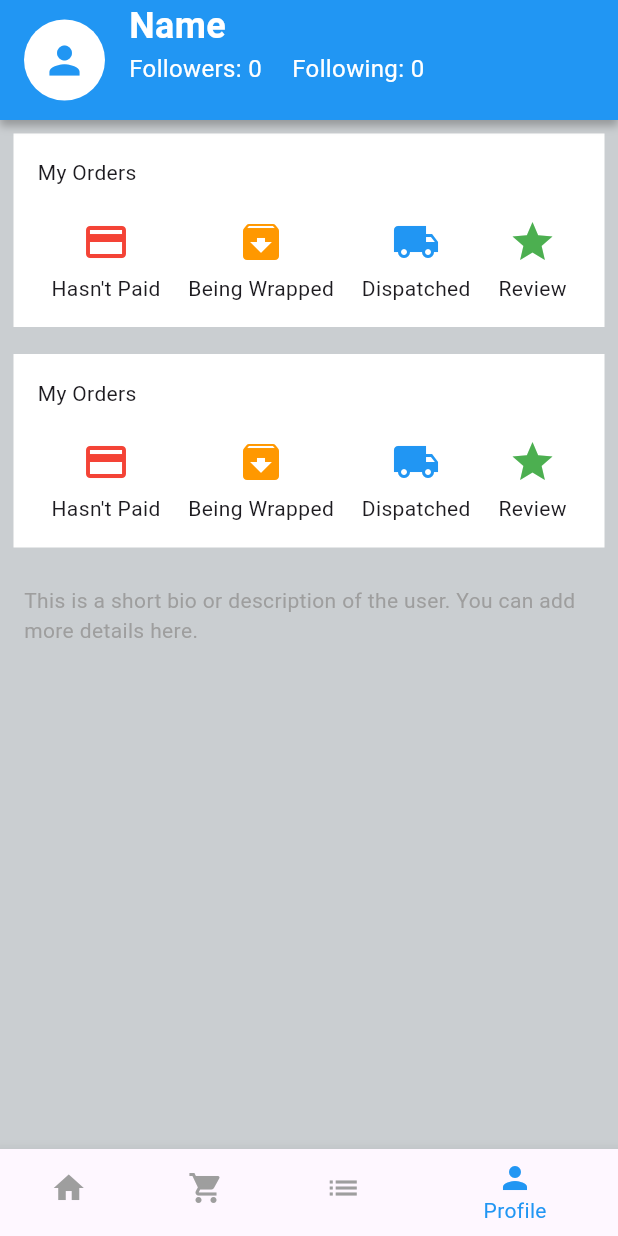
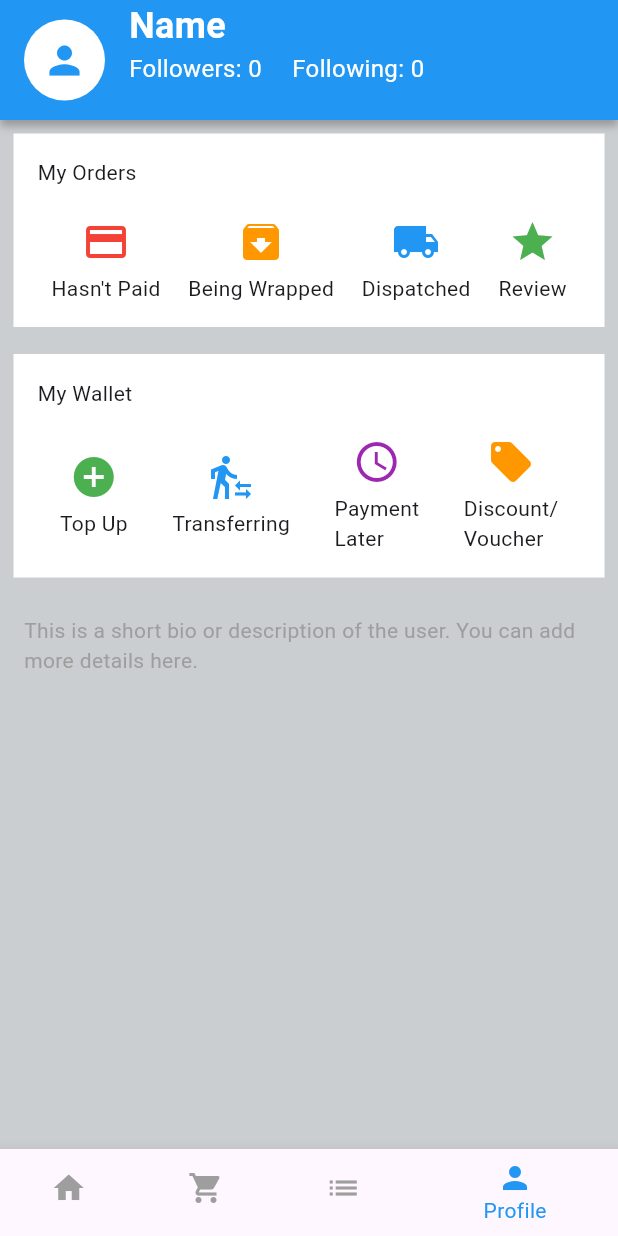
Before and after one commit to alifroject/Eccomerce-1stDayOfDart, a Flutter app: the screen it shows after launch, item 4 of the bottom bar chosen, on a phone screen of 412 x 824 dp. Run offline on Flutter 3.47's test engine with Material 3 defaults, Android fonts, the phone set to English and light mode, and no system bars; network calls fail.

Commit message:
Adding some items in Profile

```diff
--- a/lib/views/profile_screen.dart
+++ b/lib/views/profile_screen.dart
@@ -138,7 +138,7 @@ class ProfileScreen extends StatelessWidget {
                   crossAxisAlignment: CrossAxisAlignment.start,
                   children: <Widget>[
                     Text(
-                      'My Orders',
+                      'My Wallet',
                       style: TextStyle(fontSize: 14),
                     ),
                     SizedBox(height: 20),
@@ -147,33 +147,41 @@ class ProfileScreen extends StatelessWidget {
                       children: <Widget>[
                         Column(
                           children: [
-                            Icon(Icons.payment, size: 32, color: Colors.red),
+                            Icon(Icons.add_circle,
+                                size: 32,
+                                color: Colors.green), // Plus icon for top-up
                             SizedBox(height: 5),
-                            Text('Hasn\'t Paid',
+                            Text('Top Up', style: TextStyle(fontSize: 14)),
+                          ],
+                        ),
+                        Column(
+                          children: [
+                            Icon(Icons.transfer_within_a_station,
+                                size: 32, color: Colors.blue), // Transfer icon
+                            SizedBox(height: 5),
+                            Text('Transferring',
                                 style: TextStyle(fontSize: 14)),
                           ],
                         ),
                         Column(
                           children: [
-                            Icon(Icons.archive, size: 32, color: Colors.orange),
+                            Icon(Icons.schedule,
+                                size: 32,
+                                color: Colors
+                                    .purple), // Clock icon for delayed payment
                             SizedBox(height: 5),
-                            Text('Being Wrapped',
+                            Text('Payment\nLater',
                                 style: TextStyle(fontSize: 14)),
                           ],
                         ),
                         Column(
                           children: [
-                            Icon(Icons.local_shipping,
-                                size: 32, color: Colors.blue),
+                            Icon(Icons.local_offer,
+                                size: 32,
+                                color: Colors.orange), // Discount icon
                             SizedBox(height: 5),
-                            Text('Dispatched', style: TextStyle(fontSize: 14)),
-                          ],
-                        ),
-                        Column(
-                          children: [
-                            Icon(Icons.star, size: 32, color: Colors.green),
-                            SizedBox(height: 5),
-                            Text('Review', style: TextStyle(fontSize: 14)),
+                            Text('Discount/\nVoucher',
+                                style: TextStyle(fontSize: 14)),
                           ],
                         ),
                       ],
```
